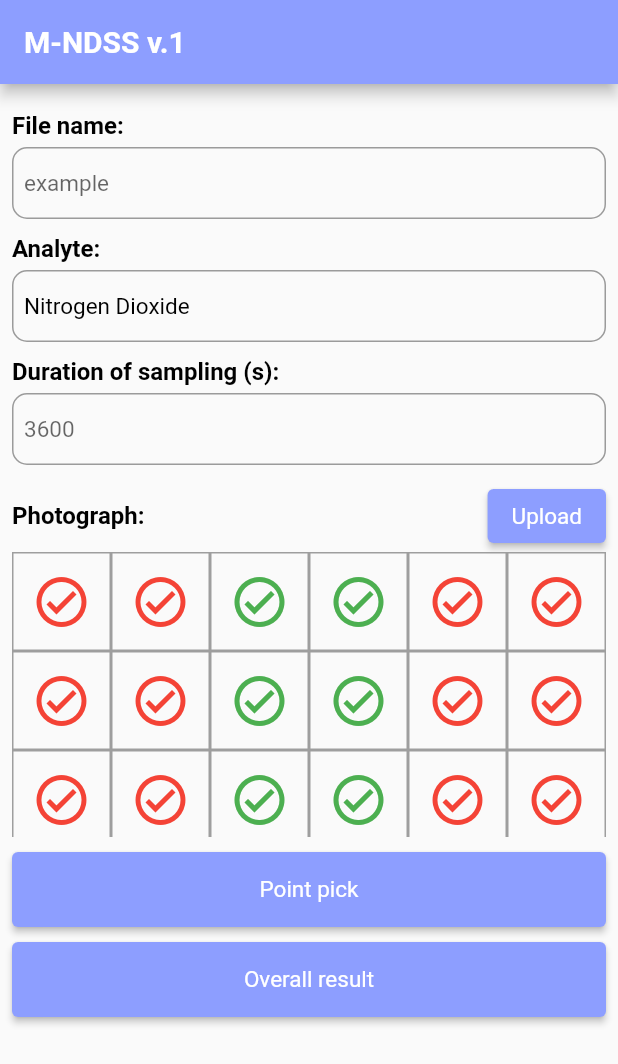
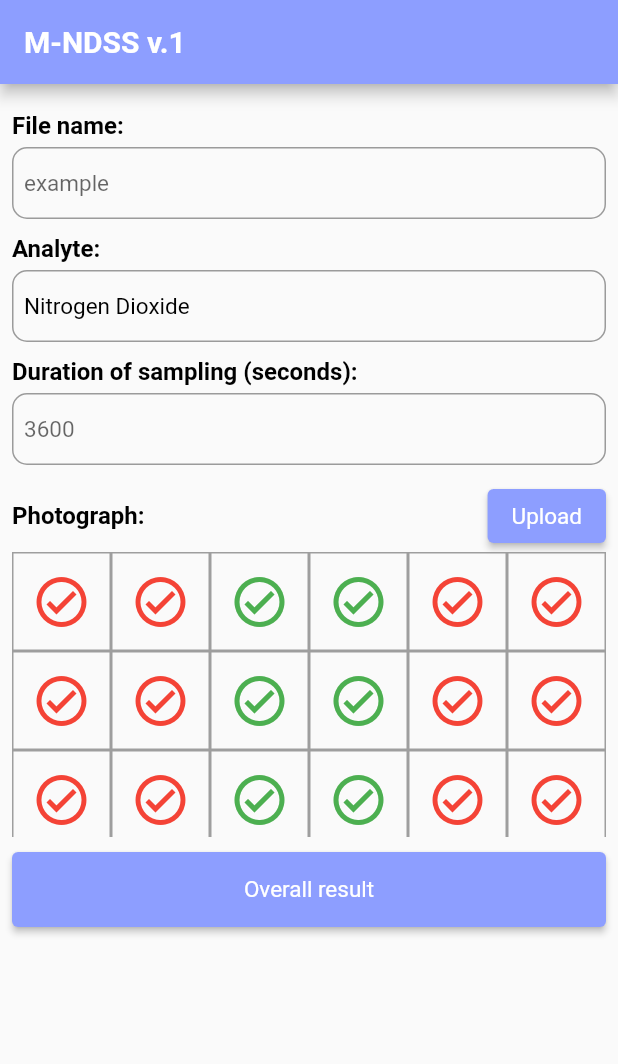
Before and after one commit to Kitiyaparnnn/NDSS-Software, a Flutter app: the screen it shows after launch, on a phone screen of 412 x 824 dp. Shown: the top 1064 px of the screen. Run offline on Flutter 3.47's test engine with Material 2 defaults, Android fonts, the phone set to English and light mode, and no system bars; our stand-ins replace bot_toast, csv, flutter_native_splash, google_fonts, image_cropper, image_picker and 6 more; missing offline and left inert: dart:ffi, excel, image_pixels, scidart, syncfusion_flutter_xlsio; Roboto replaces fonts that are missing (Sarabun); statements that could not run were skipped.

```diff
--- a/lib/pages/InputPage/InputPage.dart
+++ b/lib/pages/InputPage/InputPage.dart
@@ -28,10 +28,10 @@ class _MyHomePageState extends State<MyHomePage> {
   final TextEditingController reportName = TextEditingController();
   final TextEditingController reportEvaluate =
       TextEditingController(text: PreferenceKey.inputForm);
-  final TextEditingController reportTime = TextEditingController();
+  final TextEditingController reportTime = TextEditingController(text: '36000');
   File? imageFile;
   File? _image;
-  ReportInfo report = ReportInfo('', PreferenceKey.inputForm, 0, [], [], []);
+  ReportInfo report = ReportInfo('', PreferenceKey.inputForm, 3600, [], [], []);
 
   @override
   void initState() {
@@ -357,10 +357,10 @@ class _MyHomePageState extends State<MyHomePage> {
                                 ),
                               ),
                             ]),
-                        SizedBox(
-                          height: 10,
-                        ),
-                        _analyzTap(),
+                        // SizedBox(
+                        //   height: 10,
+                        // ),
+                        // _analyzTap(),
                         SizedBox(
                           height: 10,
                         ),
--- a/lib/utils/Constants.dart
+++ b/lib/utils/Constants.dart
@@ -26,7 +26,7 @@ class PreferenceKey {
       'Nitrogen dioxide Measurement';
   static const String nameTitle = 'File name: ';
   static const String evaluateTitle = 'Analyte: ';
-  static const String timeTitle = 'Duration of sampling (s): ';
+  static const String timeTitle = 'Duration of sampling (seconds): ';
   static const String dateTitle = 'Date/Time: ';
 
   static const String inputForm = 'Nitrogen Dioxide';
```
Also changed, not shown: lib/load_data_csv.dart (+9 -2 lines), lib/pages/AnalyzePage/ReportPage.dart (+12 -4 lines), pubspec.lock, 9 other files.
